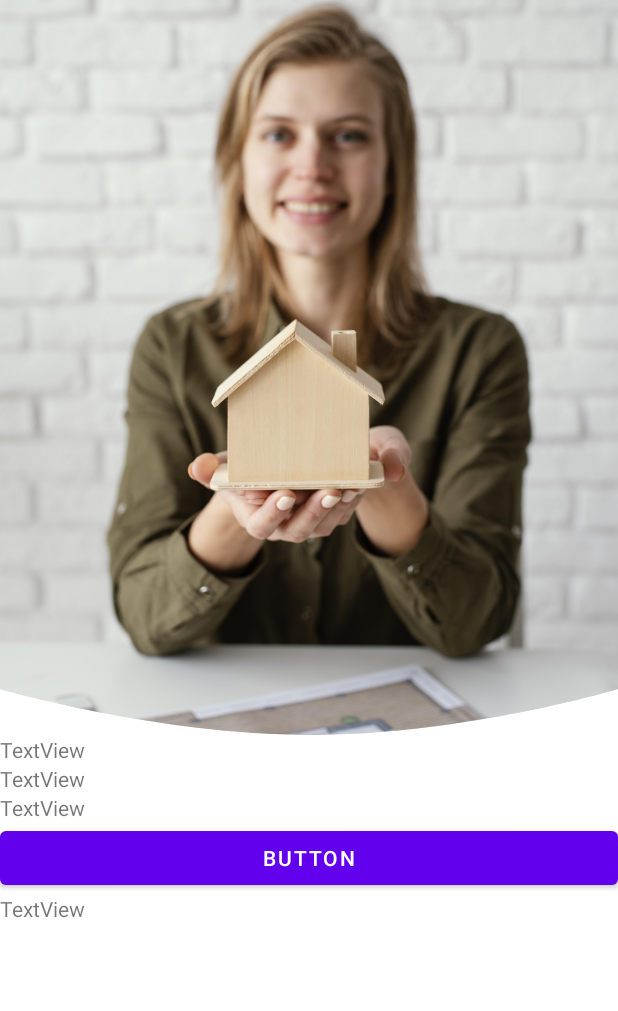
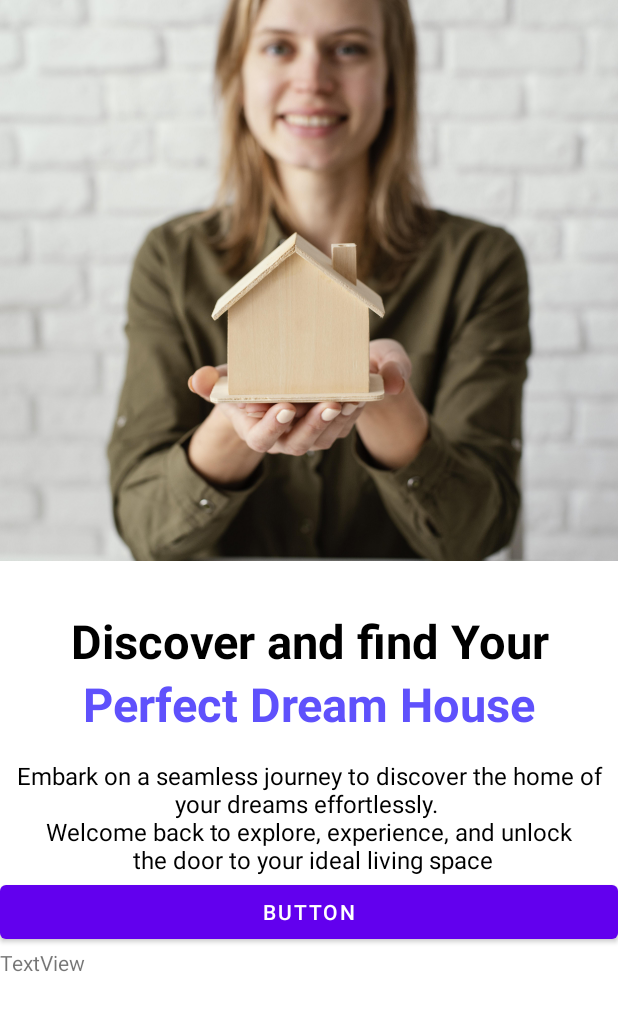
Before and after one commit to teyleam/BookingApp, an Android app: the screen it shows after launch (MainActivity), on a phone screen of 412 x 824 dp. Shown: the top 1011 px of the screen. Run offline under Robolectric (Android 15) with nearby library versions, the phone set to English and light mode, and no system bars.

Commit message:
update UI Activity_main

```diff
--- a/app/src/main/res/layout/activity_main.xml
+++ b/app/src/main/res/layout/activity_main.xml
@@ -18,7 +18,7 @@
             <ImageView
                 android:id="@+id/imageView"
                 android:layout_width="match_parent"
-                android:layout_height="wrap_content"
+                android:layout_height="374dp"
                 android:scaleType="centerCrop"
                 app:srcCompat="@drawable/intro" />
 
@@ -26,19 +26,33 @@
                 android:id="@+id/textView"
                 android:layout_width="match_parent"
                 android:layout_height="wrap_content"
-                android:text="TextView" />
+                android:text="Discover and find Your"
+                android:textSize="31sp"
+                android:textColor="@color/black"
+                android:textStyle="bold"
+                android:textAlignment="center"
+                android:layout_marginTop="32dp"/>
 
             <TextView
                 android:id="@+id/textView2"
                 android:layout_width="match_parent"
                 android:layout_height="wrap_content"
-                android:text="TextView" />
+                android:text="Perfect Dream House"
+                android:textAlignment="center"
+                android:textStyle="bold"
+                android:textColor="@color/blue"
+                android:textSize="31sp"/>
 
             <TextView
                 android:id="@+id/textView3"
                 android:layout_width="match_parent"
                 android:layout_height="wrap_content"
-                android:text="TextView" />
+                android:text="Embark on a seamless journey to discover the home of your dreams effortlessly. \n
+Welcome back to explore, experience, and unlock \n the door to your ideal living space"
+                android:textSize="16sp"
+                android:textColor="@color/black"
+                android:textAlignment="center"
+                android:layout_marginTop="16dp"/>
 
             <Button
                 android:id="@+id/button"
--- a/app/src/main/res/values/colors.xml
+++ b/app/src/main/res/values/colors.xml
@@ -2,4 +2,6 @@
 <resources>
     <color name="black">#FF000000</color>
     <color name="white">#FFFFFFFF</color>
+    <color name="blue">#5F51FC</color>
+    <color name="grey">#717171</color>
 </resources>
```
